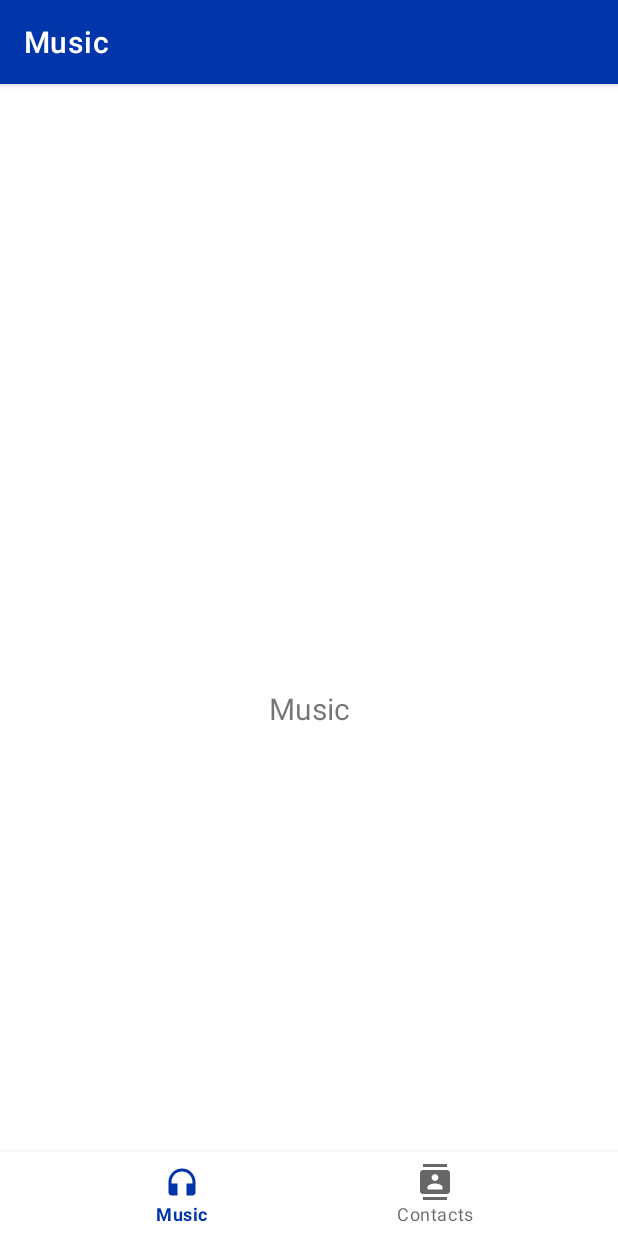
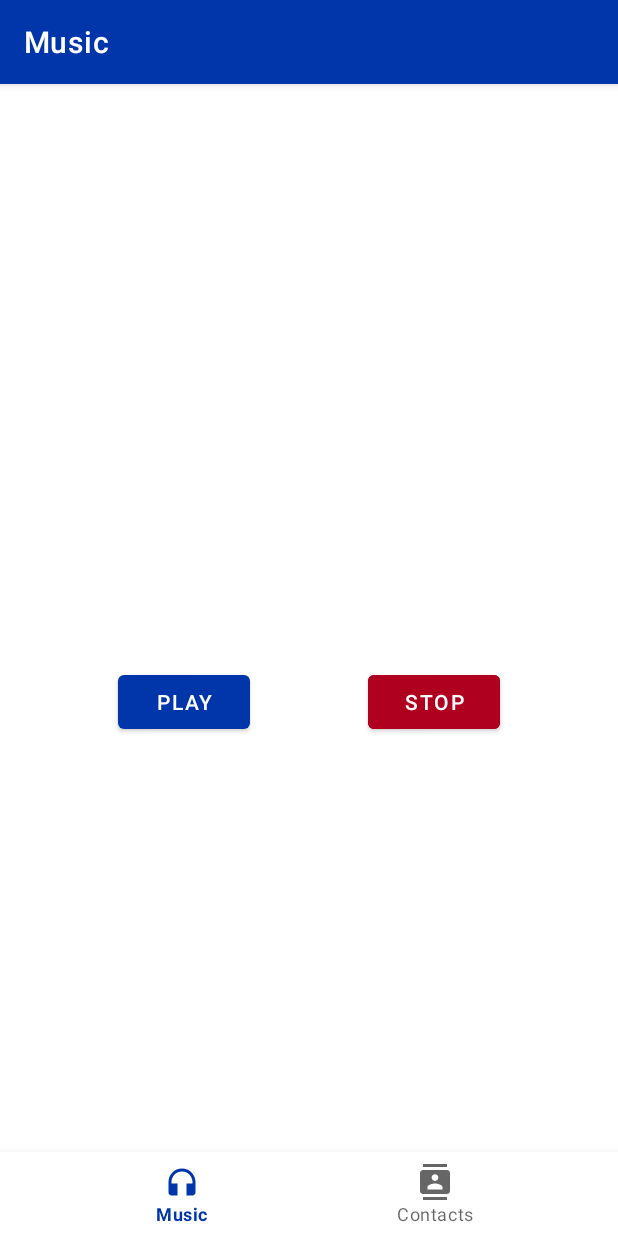
Before and after one commit to xascar/music-player-and-contacts-finder, an Android app: the MusicContacts screen opened directly, with no data from a screen before it, on a phone screen of 412 x 824 dp. Run offline under Robolectric (Android 15) with nearby library versions, the phone set to English and light mode, and no system bars; our stand-ins replace navigation-ui.

Commit message:
Music implemented

```diff
--- a/app/src/main/java/dev/xascar/contactsplayer/MainActivity.kt
+++ b/app/src/main/java/dev/xascar/contactsplayer/MainActivity.kt
@@ -5,7 +5,6 @@ import androidx.appcompat.app.AppCompatActivity
 import android.os.Bundle
 import android.widget.Button
 import android.widget.Toast
-import com.google.android.material.button.MaterialButton
 import com.google.android.material.textfield.TextInputEditText
 
 val logins: Map<String,String> = mapOf("test@mail.com" to "123456",
@@ -34,7 +33,7 @@ class MainActivity : AppCompatActivity() {
             if (user.isNullOrEmpty() or password.isNullOrEmpty()) Toast.makeText(this,INCOMPLETE_DATA,Toast.LENGTH_LONG).show()
             else {
                 if (logins.containsKey(user).run { logins[user].equals(password)})
-                    startActivity(Intent(this, MediaContacts::class.java)).also { finish() }
+                    startActivity(Intent(this, MusicContacts::class.java)).also { finish() }
                 else
                     Toast.makeText(this,FAILURE_LOGIN,Toast.LENGTH_LONG).show()
             }
--- a/app/src/main/java/dev/xascar/contactsplayer/MediaContacts.kt
+++ b/app/src/main/java/dev/xascar/contactsplayer/MusicContacts.kt
@@ -9,7 +9,13 @@ import androidx.navigation.ui.setupWithNavController
 import com.google.android.material.bottomnavigation.BottomNavigationView
 import dev.xascar.contactsplayer.databinding.ActivityMediaContactsBinding
 
-class MediaContacts : AppCompatActivity() {
+/**
+ * The Navigation component consists of three key parts that are described below:
+ *      1) Navigation graph: An XML resource that contains all navigation-related information in one centralized location. This includes all of the individual content areas within your app, called destinations, as well as the possible paths that a user can take through your app.
+ *      2) NavHost: An empty container that displays destinations from your navigation graph. The Navigation component contains a default NavHost implementation, NavHostFragment, that displays fragment destinations.
+ *      3) NavController: An object that manages app navigation within a NavHost. The NavController orchestrates the swapping of destination content in the NavHost as users move throughout your app.
+ */
+class MusicContacts : AppCompatActivity() {
 
     private lateinit var binding: ActivityMediaContactsBinding
 
--- a/app/src/main/java/dev/xascar/contactsplayer/ui/music/MusicFragment.kt
+++ b/app/src/main/java/dev/xascar/contactsplayer/ui/music/MusicFragment.kt
@@ -1,11 +1,14 @@
 package dev.xascar.contactsplayer.ui.music
 
+import android.content.Intent
 import android.os.Bundle
 import android.view.LayoutInflater
 import android.view.View
 import android.view.ViewGroup
 import android.widget.TextView
+import androidx.appcompat.app.AppCompatActivity
 import androidx.fragment.app.Fragment
+import dev.xascar.contactsplayer.MusicService
 import dev.xascar.contactsplayer.databinding.FragmentMusicBinding
 
 class MusicFragment : Fragment() {
@@ -25,8 +28,19 @@ class MusicFragment : Fragment() {
 
         _binding = FragmentMusicBinding.inflate(inflater, container, false)
         val root: View = binding.root
+        val mainActivity = activity as AppCompatActivity
+        val intent = Intent(mainActivity,MusicService::class.java)
 
-        val textView: TextView = binding.textMusic
+        binding.btnPlay.setOnClickListener {
+            intent.action = "Play"
+            mainActivity.stopService(intent)
+            mainActivity.startService(intent)
+        }
+
+        binding.btnStop.setOnClickListener {
+            intent.action = "Stop"
+            mainActivity.stopService(intent)
+        }
 
 
 
--- a/app/src/main/res/layout/fragment_music.xml
+++ b/app/src/main/res/layout/fragment_music.xml
@@ -6,18 +6,24 @@
     android:layout_height="match_parent"
     tools:context=".ui.music.MusicFragment">
 
-    <TextView
-        android:id="@+id/text_music"
-        android:layout_width="match_parent"
+    <Button
+        android:id="@+id/btn_play"
+        android:layout_width="wrap_content"
         android:layout_height="wrap_content"
-        android:layout_marginStart="8dp"
-        android:layout_marginTop="8dp"
-        android:layout_marginEnd="8dp"
-        android:textAlignment="center"
-        android:textSize="20sp"
-        android:text="Music"
+        android:text="Play"
         app:layout_constraintBottom_toBottomOf="parent"
-        app:layout_constraintEnd_toEndOf="parent"
-        app:layout_constraintStart_toStartOf="parent"
+        app:layout_constraintLeft_toLeftOf="parent"
+        app:layout_constraintRight_toLeftOf="@id/btn_stop"
+        app:layout_constraintTop_toTopOf="parent" />
+
+    <Button
+        android:id="@+id/btn_stop"
+        android:layout_width="wrap_content"
+        android:layout_height="wrap_content"
+        android:text="Stop"
+        android:backgroundTint="@color/design_default_color_error"
+        app:layout_constraintBottom_toBottomOf="parent"
+        app:layout_constraintLeft_toRightOf="@id/btn_play"
+        app:layout_constraintRight_toRightOf="parent"
         app:layout_constraintTop_toTopOf="parent" />
 </androidx.constraintlayout.widget.ConstraintLayout>
```
Also changed, not shown: app/src/main/AndroidManifest.xml (+8 -5 lines), app/src/main/java/dev/xascar/contactsplayer/MusicService.kt (added, +35 -0 lines), 1 other file.
